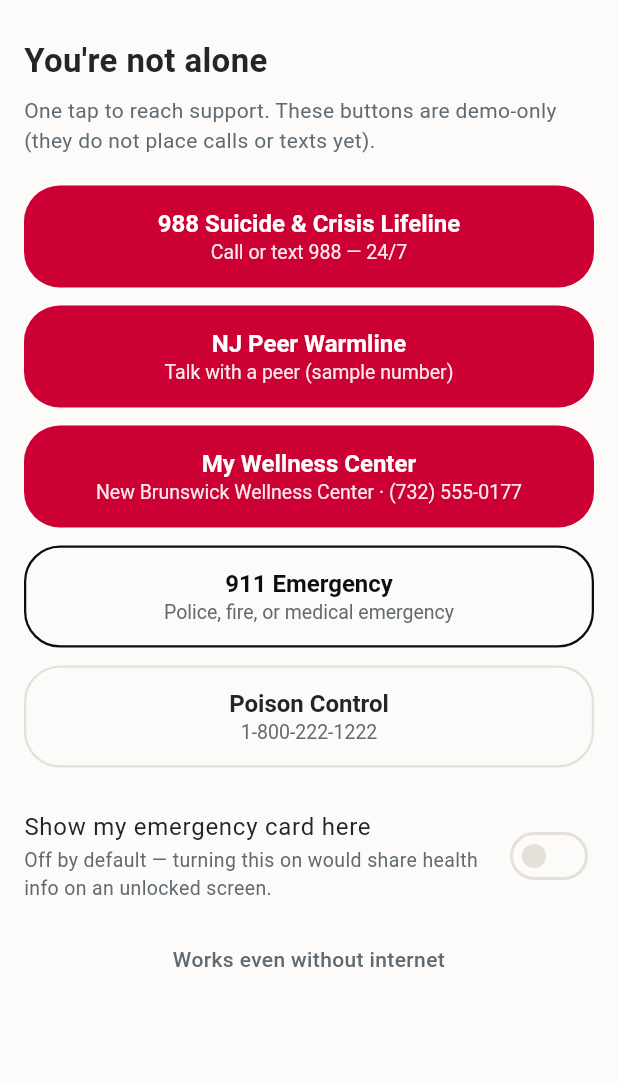
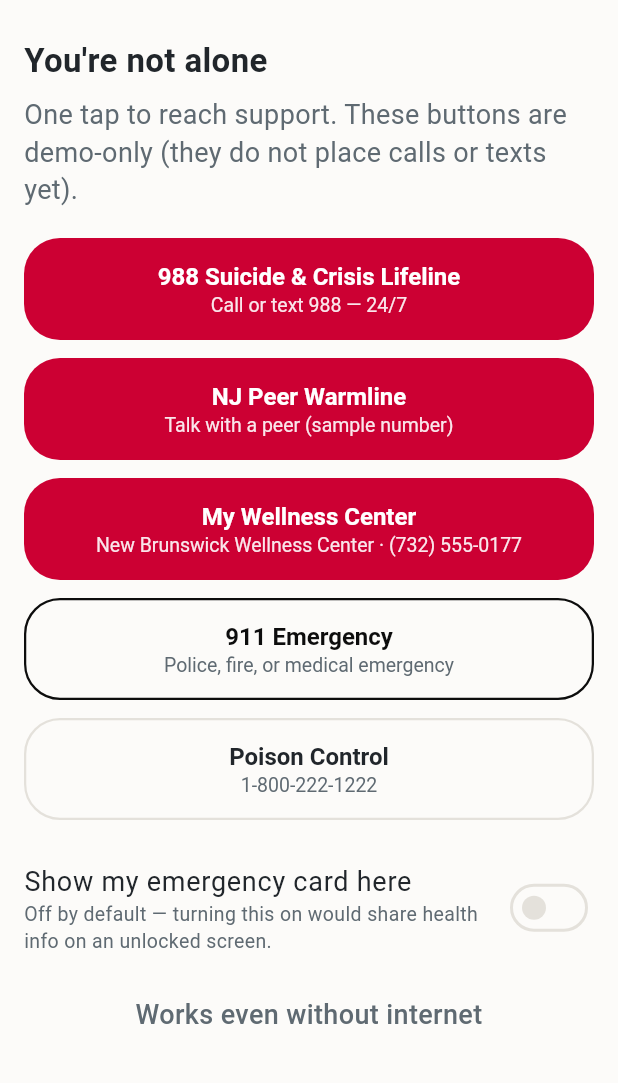
Before and after one commit to ks1686/rutgers-health-services-app, a Flutter app: the screen it shows after launch, after a tap on "Help Now", on a phone screen of 412 x 824 dp, the part 59-1142 px from its top. Run offline on Flutter 3.47's test engine with Material 3 defaults, Android fonts, the light colour scheme and no system bars; our stand-ins replace shared_preferences.

Commit message:
feat(a11y): 18pt body, 48dp Help Now, Learn large-text layout
Persistent Help Now now meets the 48dp target. Body copy follows ACC-1
and Learn drops to one column at large OS text scale.

```diff
--- a/lib/features/learn/learn_screen.dart
+++ b/lib/features/learn/learn_screen.dart
@@ -36,15 +36,18 @@
           style: TextStyle(color: CwcColors.sub, height: 1.35),
         ),
         const SizedBox(height: 16),
-        GridView.builder(
+        LayoutBuilder(
+          builder: (context, constraints) {
+            final largeText = MediaQuery.textScalerOf(context).scale(1) >= 1.3;
+            return GridView.builder(
               shrinkWrap: true,
               physics: const NeverScrollableScrollPhysics(),
               itemCount: demoLearnTopics.length,
-          gridDelegate: const SliverGridDelegateWithFixedCrossAxisCount(
-            crossAxisCount: 2,
+              gridDelegate: SliverGridDelegateWithFixedCrossAxisCount(
+                crossAxisCount: largeText ? 1 : 2,
                 mainAxisSpacing: 12,
                 crossAxisSpacing: 12,
-            childAspectRatio: 1.05,
+                mainAxisExtent: largeText ? 220 : 176,
               ),
               itemBuilder: (context, index) {
                 final topic = demoLearnTopics[index];
@@ -63,21 +66,26 @@
                       child: Column(
                         crossAxisAlignment: CrossAxisAlignment.start,
                         children: [
-                      Icon(_iconFor(topic.iconLabel), color: CwcColors.primary),
-                      const Spacer(),
+                          Icon(
+                            _iconFor(topic.iconLabel),
+                            color: CwcColors.primary,
+                          ),
+                          const SizedBox(height: 12),
                           Text(
                             topic.title,
                             style: const TextStyle(
-                          fontSize: 15,
+                              fontSize: 18,
                               fontWeight: FontWeight.w600,
                             ),
                           ),
                           const SizedBox(height: 4),
-                      Text(
+                          Expanded(
+                            child: Text(
                               topic.summary,
                               style: const TextStyle(
                                 color: CwcColors.sub,
-                          fontSize: 12,
+                                fontSize: 18,
+                              ),
                             ),
                           ),
                         ],
@@ -86,11 +94,13 @@
                   ),
                 );
               },
+            );
+          },
         ),
         const SizedBox(height: 16),
         const Text(
           'Sources are labeled on each article (for example, CDC).',
-          style: TextStyle(color: CwcColors.sub, fontSize: 13),
+          style: TextStyle(color: CwcColors.sub, fontSize: 18),
         ),
       ],
     );
--- a/lib/features/nearby/nearby_screen.dart
+++ b/lib/features/nearby/nearby_screen.dart
@@ -110,7 +110,7 @@
             name: resource.name,
             hours: Text(
               resource.status,
-              style: const TextStyle(color: CwcColors.sub, fontSize: 13),
+              style: const TextStyle(color: CwcColors.sub, fontSize: 18),
             ),
             description: resource.description,
             badges: [
@@ -293,7 +293,7 @@
           const Text(
             'Check your connection, then try again.',
             textAlign: TextAlign.center,
-            style: TextStyle(color: CwcColors.sub, fontSize: 13, height: 1.4),
+            style: TextStyle(color: CwcColors.sub, fontSize: 18, height: 1.4),
           ),
         ],
         const SizedBox(height: 20),
@@ -519,7 +519,7 @@
             const SizedBox(height: 6),
             Text(
               address,
-              style: const TextStyle(color: CwcColors.sub, fontSize: 13),
+              style: const TextStyle(color: CwcColors.sub, fontSize: 18),
             ),
             const SizedBox(height: 12),
             Wrap(spacing: 8, runSpacing: 8, children: actions),
--- a/lib/features/nearby/widgets/nearby_live_disclaimer.dart
+++ b/lib/features/nearby/widgets/nearby_live_disclaimer.dart
@@ -59,7 +59,7 @@
             'They are not checked by our team.',
             style: TextStyle(
               color: CwcColors.ink,
-              fontSize: 13,
+              fontSize: 18,
               height: 1.35,
               fontWeight: FontWeight.w500,
             ),
@@ -69,7 +69,7 @@
             'Updated as of ${formatNearbyTimestamp(fetchedAt)}.',
             style: const TextStyle(
               color: CwcColors.sub,
-              fontSize: 13,
+              fontSize: 18,
               height: 1.35,
             ),
           ),
@@ -79,7 +79,7 @@
               'This is a saved copy. We could not reach the internet just now.',
               style: TextStyle(
                 color: CwcColors.sub,
-                fontSize: 13,
+                fontSize: 18,
                 height: 1.35,
               ),
             ),
--- a/lib/shell/app_shell.dart
+++ b/lib/shell/app_shell.dart
@@ -22,6 +22,7 @@
   Widget build(BuildContext context) {
     return Scaffold(
       appBar: AppBar(
+        toolbarHeight: 64,
         title: Text(_titles[_tabIndex]),
         actions: const [HelpNowButton()],
       ),
--- a/lib/theme/cwc_theme.dart
+++ b/lib/theme/cwc_theme.dart
@@ -50,7 +50,7 @@
       labelTextStyle: WidgetStateProperty.resolveWith((states) {
         final selected = states.contains(WidgetState.selected);
         return TextStyle(
-          fontSize: 12,
+          fontSize: 14,
           fontWeight: selected ? FontWeight.w600 : FontWeight.w500,
           color: selected ? CwcColors.primary : CwcColors.sub,
         );
@@ -76,7 +76,7 @@
       backgroundColor: CwcColors.card,
       selectedColor: CwcColors.primaryTint,
       side: const BorderSide(color: CwcColors.line),
-      labelStyle: const TextStyle(color: CwcColors.ink, fontSize: 13),
+      labelStyle: const TextStyle(color: CwcColors.ink, fontSize: 16),
       shape: RoundedRectangleBorder(borderRadius: BorderRadius.circular(20)),
     ),
     filledButtonTheme: FilledButtonThemeData(
@@ -97,9 +97,27 @@
         textStyle: const TextStyle(fontSize: 16, fontWeight: FontWeight.w600),
       ),
     ),
-    textTheme: base.textTheme.apply(
-      bodyColor: CwcColors.ink,
-      displayColor: CwcColors.ink,
+    textTheme: base.textTheme.copyWith(
+      bodyLarge: base.textTheme.bodyLarge?.copyWith(
+        fontSize: 18,
+        height: 1.4,
+        color: CwcColors.ink,
+      ),
+      bodyMedium: base.textTheme.bodyMedium?.copyWith(
+        fontSize: 18,
+        height: 1.4,
+        color: CwcColors.ink,
+      ),
+      bodySmall: base.textTheme.bodySmall?.copyWith(
+        fontSize: 18,
+        height: 1.4,
+        color: CwcColors.ink,
+      ),
+      titleMedium: base.textTheme.titleMedium?.copyWith(
+        fontSize: 18,
+        fontWeight: FontWeight.w600,
+        color: CwcColors.ink,
+      ),
     ),
   );
 }
--- a/lib/widgets/demo_banner.dart
+++ b/lib/widgets/demo_banner.dart
@@ -19,7 +19,7 @@
         'Draft for co-design — nothing is final until the community says so.',
         style: TextStyle(
           color: CwcColors.ink,
-          fontSize: 13,
+          fontSize: 18,
           height: 1.35,
           fontWeight: FontWeight.w500,
         ),
--- a/lib/widgets/help_now_button.dart
+++ b/lib/widgets/help_now_button.dart
@@ -1,7 +1,6 @@
 import 'package:flutter/material.dart';
 
 import '../features/help_now/help_now_screen.dart';
-import '../theme/cwc_theme.dart';
 
 class HelpNowButton extends StatelessWidget {
   const HelpNowButton({super.key});
@@ -10,32 +9,18 @@
   Widget build(BuildContext context) {
     return Padding(
       padding: const EdgeInsets.only(right: 8),
-      child: Semantics(
-        button: true,
-        label: 'Help Now',
-        child: Material(
-          color: CwcColors.primary,
-          borderRadius: BorderRadius.circular(20),
-          child: InkWell(
-            borderRadius: BorderRadius.circular(20),
-            onTap: () {
-              Navigator.of(context).push(
-                MaterialPageRoute<void>(builder: (_) => const HelpNowScreen()),
-              );
-            },
-            child: const Padding(
-              padding: EdgeInsets.symmetric(horizontal: 14, vertical: 8),
-              child: Text(
-                'Help Now',
-                style: TextStyle(
-                  color: Colors.white,
-                  fontSize: 14,
-                  fontWeight: FontWeight.w600,
-                ),
-              ),
-            ),
-          ),
+      child: FilledButton(
+        style: FilledButton.styleFrom(
+          minimumSize: const Size(48, 48),
+          padding: const EdgeInsets.symmetric(horizontal: 14),
+          tapTargetSize: MaterialTapTargetSize.padded,
         ),
+        onPressed: () {
+          Navigator.of(context).push(
+            MaterialPageRoute<void>(builder: (_) => const HelpNowScreen()),
+          );
+        },
+        child: const Text('Help Now'),
       ),
     );
   }
```
Also changed, not shown: 3 other files. Lines whose indentation alone changed are shown as unchanged.
